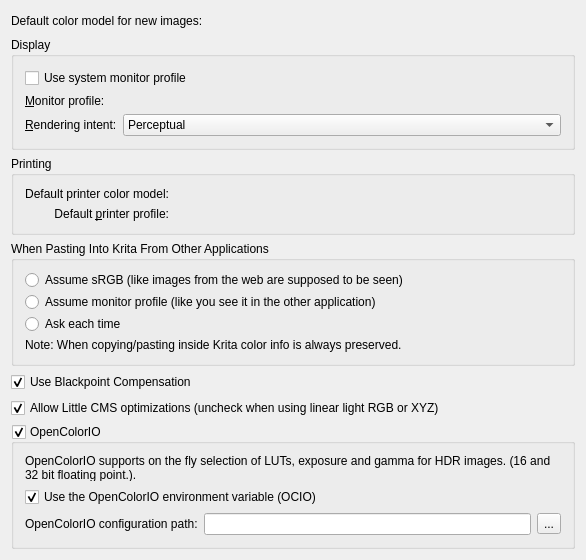
Qt form krita/ui/forms/wdgcolorsettings.ui (KDE/krita) before a commit.
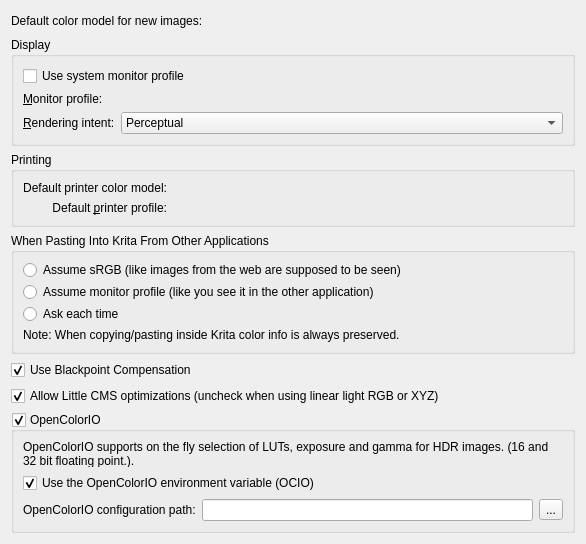
The same form after that commit. Custom widgets are drawn as their Qt base class.

Commit message:
Remove any hardcoding of spaces to 6 and margins to 9/11 in Krita's UI

thanks boud for review

Diff of the .ui file:
```diff
--- a/krita/ui/forms/wdgcolorsettings.ui
+++ b/krita/ui/forms/wdgcolorsettings.ui
@@ -16,9 +16,6 @@
   <layout class="QGridLayout" name="gridLayout">
    <item row="0" column="0">
     <layout class="QHBoxLayout">
-     <property name="spacing">
-      <number>6</number>
-     </property>
      <property name="margin">
       <number>0</number>
      </property>
@@ -53,12 +50,6 @@
       <string>Display</string>
      </property>
      <layout class="QVBoxLayout">
-      <property name="spacing">
-       <number>6</number>
-      </property>
-      <property name="margin">
-       <number>11</number>
-      </property>
       <item>
        <widget class="QCheckBox" name="chkUseSystemMonitorProfile">
         <property name="text">
@@ -71,9 +62,6 @@
       </item>
       <item>
        <layout class="QHBoxLayout">
-        <property name="spacing">
-         <number>6</number>
-        </property>
         <property name="margin">
          <number>0</number>
         </property>
@@ -104,9 +92,6 @@
       </item>
       <item>
        <layout class="QHBoxLayout">
-        <property name="spacing">
-         <number>6</number>
-        </property>
         <property name="margin">
          <number>0</number>
         </property>
@@ -167,9 +152,6 @@
       <string>Printing</string>
      </property>
      <layout class="QVBoxLayout" name="verticalLayout">
-      <property name="margin">
-       <number>11</number>
-      </property>
       <item>
        <layout class="QGridLayout" name="gridLayout_2">
         <item row="0" column="0">
@@ -222,12 +204,6 @@
       <string>When Pasting Into Krita From Other Applications</string>
      </property>
      <layout class="QVBoxLayout">
-      <property name="spacing">
-       <number>6</number>
-      </property>
-      <property name="margin">
-       <number>11</number>
-      </property>
       <item>
        <widget class="QRadioButton" name="radioPasteWeb">
         <property name="text">
@@ -367,7 +343,6 @@
    </item>
   </layout>
  </widget>
- <layoutdefault spacing="6" margin="11"/>
  <customwidgets>
   <customwidget>
    <class>KComboBox</class>
```
The commit also changes 62 other files.
